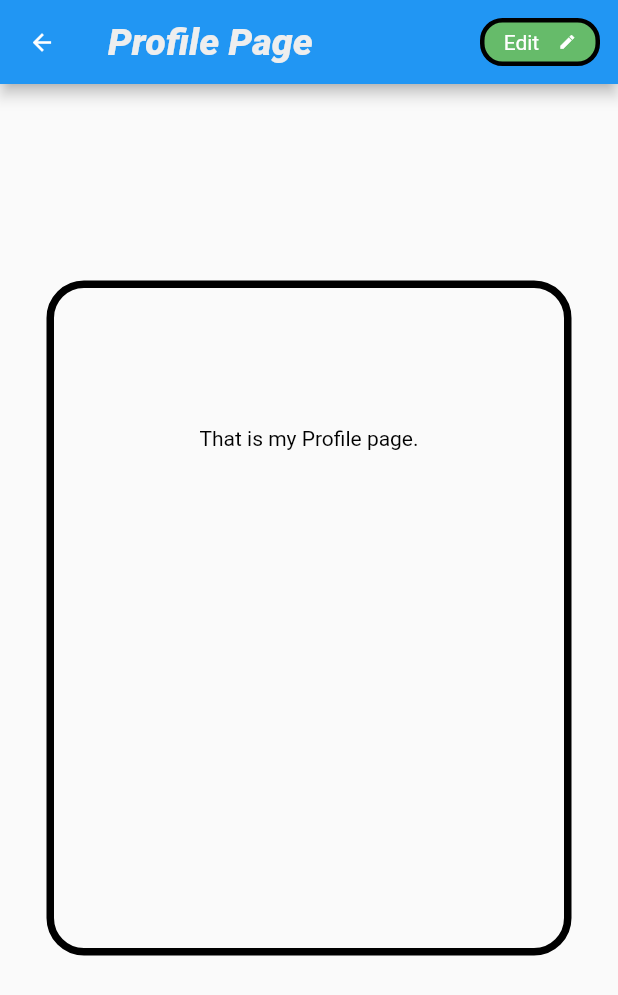
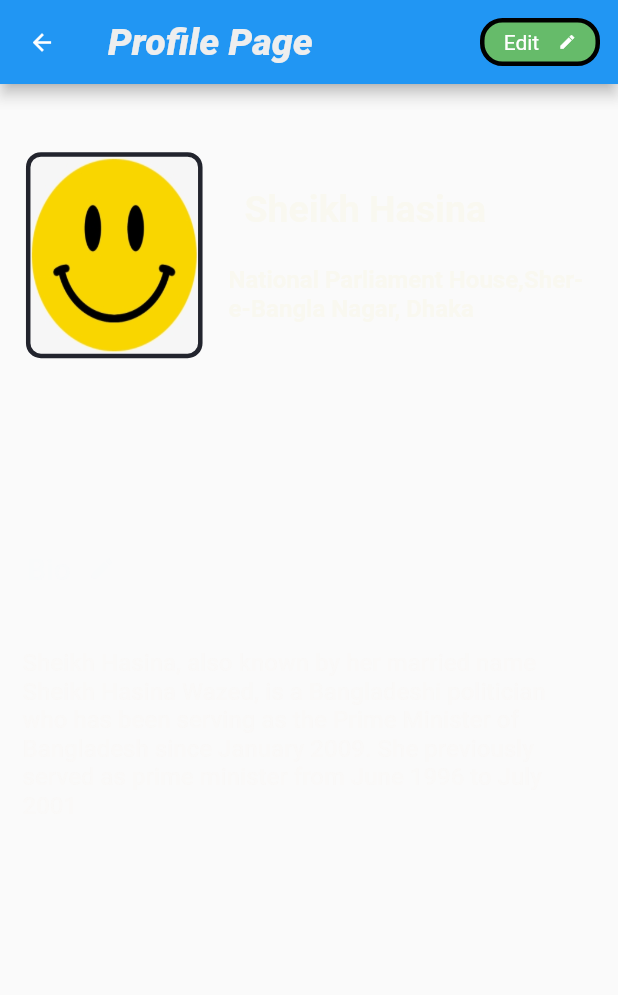
Before and after one commit to anikkumarnath/intro_Flutter_Course_h.w, a Flutter app: the ProfilePage screen opened directly, on a phone screen of 412 x 824 dp. Shown: the top 995 px of the screen. Run offline on Flutter 3.47's test engine with Material 2 defaults, Android fonts, the light colour scheme and no system bars.

Commit message:
Modify profilepage

```diff
--- a/Android Studio Application/lib/profilepage.dart
+++ b/Android Studio Application/lib/profilepage.dart
@@ -66,36 +66,144 @@ class _ProfilePageState extends State<ProfilePage> {
             ),
           ]
       ),
-      extendBodyBehindAppBar: true,
+      backgroundColor: Color.fromRGBO(246, 246, 246, .6),
       body: Align(
         alignment: Alignment.center,
         child: Container(
-            height: 450,
-            width: 350,
+            height: MediaQuery.of(context).size.height,
+            width: MediaQuery.of(context).size.width,
+            child: Column(
+              mainAxisAlignment: MainAxisAlignment.spaceEvenly,
+              children: [
+
+                //Profile Image And Name Container
+
+                Container(
+                  height: MediaQuery.of(context).size.height/6,
+                  width: MediaQuery.of(context).size.width,
+                  child: Row(
+                    mainAxisAlignment: MainAxisAlignment.spaceEvenly,
+                    children: [
+                      Container(
+                        height: MediaQuery.of(context).size.height/6,
+                        width: MediaQuery.of(context).size.width/3.5,
                         decoration: BoxDecoration(
+                            image: DecorationImage(
+                              image: AssetImage("images/cover.png"),
+                              fit: BoxFit.fill,
+                            ),
+                            shape: BoxShape.rectangle,
+                            borderRadius: BorderRadius.circular(10),
                             border: Border.all(
-                color: Colors.black,
-                width: 5,
+                              color: Color.fromRGBO(34, 36, 45, 1),
+                              width: 3,
                               style: BorderStyle.solid,
+                            )
                         ),
-              borderRadius: BorderRadius.circular(25),
+                      ),
+
+                      //profile name and address column
+                      Container(
+                        height: MediaQuery.of(context).size.height/6,
+                        width: MediaQuery.of(context).size.width/1.7,
+                        child: Column(
+                          mainAxisAlignment: MainAxisAlignment.spaceEvenly,
+                          children: [
+                            Padding(
+                              padding: const EdgeInsets.only(right: 60),
+                              child: Text(
+                                'Sheikh Hasina',
+                                style: TextStyle(
+                                  fontStyle: FontStyle.normal,
+                                  fontSize: 25,
+                                  fontWeight: FontWeight.w700,
+                                  color: Color.fromRGBO(249, 248, 240, 1),
+                                ),
+                                textAlign: TextAlign.start,
+                              ),
+                            ),
+                            Text(
+                              'National Parliament House,Sher-e-Bangla Nagar, Dhaka',
+                              style: TextStyle(
+                                fontSize: 16,
+                                fontWeight: FontWeight.w600,
+                                fontStyle: FontStyle.normal,
+                                color: Color.fromRGBO(249, 248, 240, 1),
+                              ),
+                              textAlign: TextAlign.start,
+                            ),
+
+                          ],
+                        ),
+                      ),
+                    ],
+                  ),
+                ),
+
+                //Bio Container
+
+                Container(
+                  height: MediaQuery.of(context).size.height/2.5,
+                  width: MediaQuery.of(context).size.width,
+                  margin: EdgeInsets.only(
+                    bottom: MediaQuery.of(context).size.height/5,
                   ),
                   child: Column(
+                    mainAxisAlignment: MainAxisAlignment.spaceEvenly,
                     children: [
+                      //Text and icon container
                       Container(
-                  height: 200,
-                  width: 350,
-                  child: Align(
-                    alignment: Alignment.center,
-                    child: Text(
-                      "That is my Profile page.",
+                        height: MediaQuery.of(context).size.height/8,
+                        width: MediaQuery.of(context).size.width/7,
+                        margin: EdgeInsets.only(
+                          right: MediaQuery.of(context).size.width/1.3,
+                          top: MediaQuery.of(context).size.height/20,
+                        ),
+                        child: Row(
+                          mainAxisAlignment: MainAxisAlignment.spaceBetween,
+                          children: [
+                            Text(
+                              "Bio",
                               style: TextStyle(
-                          color: Color.fromRGBO(0, 0, 0, 1),
-                      ),
-                      textAlign: TextAlign.center,
+                                fontStyle: FontStyle.normal,
+                                fontWeight: FontWeight.w500,
+                                fontSize: 20,
+                                color: Color.fromRGBO(248,249,250,.5),
                               ),
                             ),
-                )
+                            Icon(
+                              Icons.create_rounded,
+                              color: Color.fromRGBO(248,249,250,.5),
+                              size: 18,
+                            ),
+                          ],
+                        ),
+                      ),
+
+                      //Text Container
+
+                      Container(
+                        height: MediaQuery.of(context).size.height/4.6,
+                        width: MediaQuery.of(context).size.width,
+                        padding: EdgeInsets.symmetric(horizontal: 15,),
+                        child: Text(
+                          "Sheikh Hasina, also "
+                              "known by her married name Sheikh Hasina Wazed, "
+                              "is a Bangladeshi politician who has been serving as "
+                              "the Prime Minister of Bangladesh since January 2009. "
+                              "She previously served as prime minister from June 1996 to July 2001",
+                          style: TextStyle(
+                            fontSize: 16,
+                            fontWeight: FontWeight.w500,
+                            fontStyle: FontStyle.normal,
+                            color: Color.fromRGBO(249, 247, 245, .5),
+                          ),
+                          textAlign: TextAlign.start,
+                        ),
+                      ),
+                    ],
+                  ),
+                ),
               ],
             )
         ),
```
Lines whose indentation alone changed are shown as unchanged.
